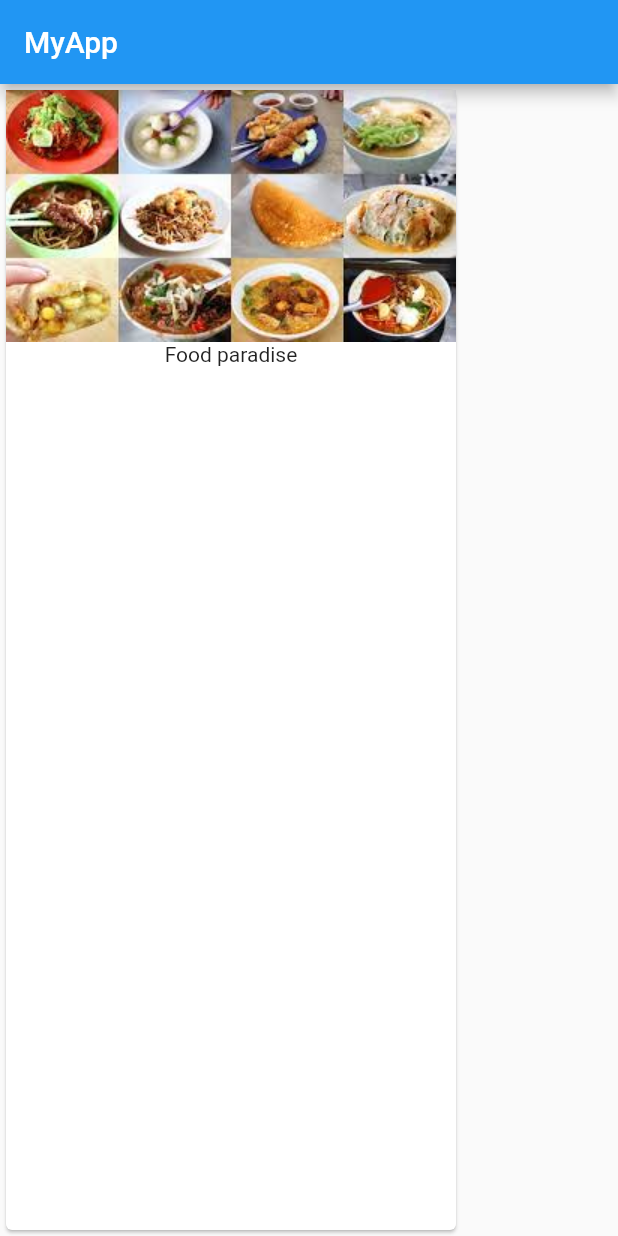
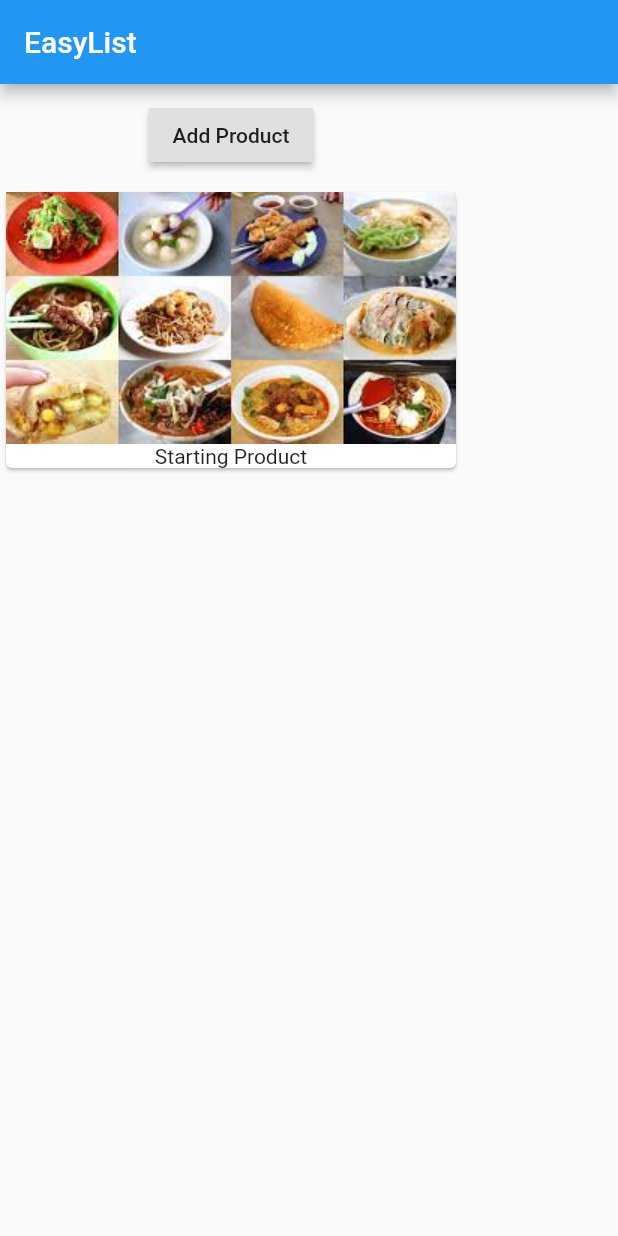
Before and after one commit to mxm-kim/flutter_course, a Flutter app: the screen it shows after launch, on a phone screen of 412 x 824 dp. Run offline on Flutter 3.47's test engine with Material 2 defaults, Android fonts, the phone set to English and light mode, and no system bars.

Commit message:
State introduction

```diff
--- a/lib/main.dart
+++ b/lib/main.dart
@@ -1,19 +1,23 @@
 import 'package:flutter/material.dart';
+import 'product_manager.dart';
 
 main() => runApp(MyApp());
 
-class MyApp extends StatelessWidget {
+class MyApp extends StatefulWidget {
+  @override
+  State<StatefulWidget> createState() {
+    return _MyAppState();
+  }
+}
+
+class _MyAppState extends State<MyApp> {
   @override
   Widget build(BuildContext context) {
     return MaterialApp(
-      home: Scaffold(
-        appBar: AppBar(
-          title: Text('MyApp'),
-        ), body: Card(child: Column(children: <Widget>[
-          Image.asset('assets/food.jpeg'),
-          Text('Food paradise'),
-        ],),),
-      ),
-    );
+        home: Scaffold(
+            appBar: AppBar(
+              title: Text('EasyList'),
+            ),
+            body: ProductManager('Starting Product')));
   }
 }
--- /dev/null
+++ b/lib/product_manager.dart
@@ -0,0 +1,37 @@
+import 'package:flutter/material.dart';
+import 'products.dart';
+
+class ProductManager extends StatefulWidget {
+  String startingProduct;
+
+  ProductManager(this.startingProduct);
+
+  State<StatefulWidget> createState() {
+    return _ProductManagerState();
+  }
+}
+
+class _ProductManagerState extends State<ProductManager> {
+  List<String> _products = [];
+
+  void initState() {
+    _products.add(widget.startingProduct);
+    super.initState();
+  }
+
+  Widget build(BuildContext context) {
+    return Column(children: [
+      Container(
+        margin: EdgeInsets.all(10.0),
+        child: RaisedButton(
+            onPressed: () {
+              setState(() {
+                _products.add('Advanced Food Tester');
+              });
+            },
+            child: Text('Add Product')),
+      ),
+      Products(_products)
+    ]);
+  }
+}
--- /dev/null
+++ b/lib/products.dart
@@ -0,0 +1,22 @@
+import 'package:flutter/material.dart';
+
+class Products extends StatelessWidget {
+  final List<String> products;
+
+  Products(this.products);
+
+  @override
+  Widget build(BuildContext context) {
+    return Column(
+        children: products
+            .map((element) => Card(
+                  child: Column(
+                    children: <Widget>[
+                      Image.asset('assets/food.jpeg'),
+                      Text(element),
+                    ],
+                  ),
+                ))
+            .toList());
+  }
+}
```
